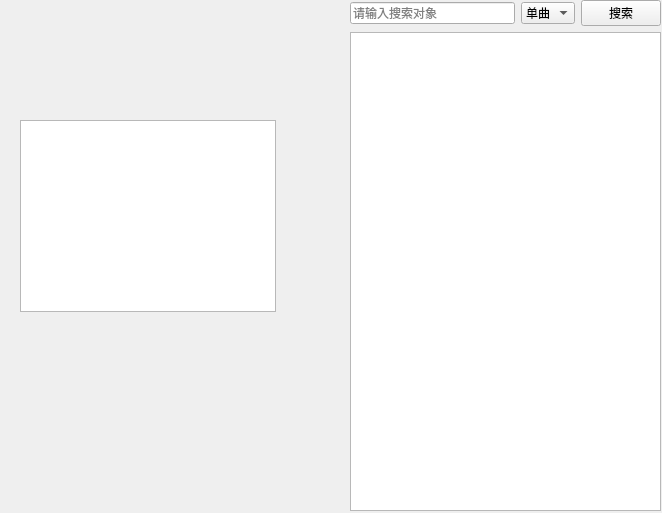
First picture: the form in GUI.ui, repository TheresaQAQ/musicSpider, before the edit.
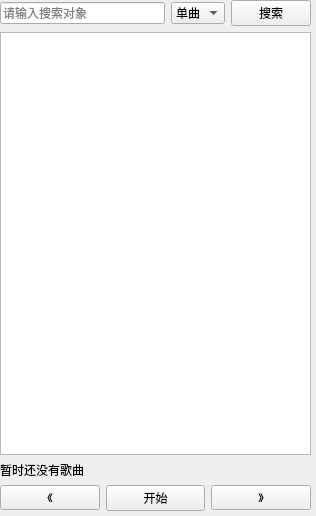
Second picture: the form after the edit.

```diff
--- a/GUI.ui
+++ b/GUI.ui
@@ -6,8 +6,8 @@
    <rect>
     <x>0</x>
     <y>0</y>
-    <width>662</width>
-    <height>513</height>
+    <width>316</width>
+    <height>516</height>
    </rect>
   </property>
   <property name="windowTitle">
@@ -16,7 +16,7 @@
   <widget class="QWidget" name="verticalLayoutWidget">
    <property name="geometry">
     <rect>
-     <x>350</x>
+     <x>0</x>
      <y>0</y>
      <width>311</width>
      <height>511</height>
@@ -66,18 +66,48 @@
     <item>
      <widget class="QListWidget" name="list"/>
     </item>
+    <item>
+     <layout class="QVBoxLayout" name="verticalLayout">
+      <item>
+       <layout class="QHBoxLayout" name="horizontalLayout_2">
+        <item>
+         <widget class="QLabel" name="label">
+          <property name="text">
+           <string>暂时还没有歌曲</string>
+          </property>
+         </widget>
+        </item>
+       </layout>
+      </item>
+      <item>
+       <layout class="QHBoxLayout" name="horizontalLayout">
+        <item>
+         <widget class="QPushButton" name="pushButton_3">
+          <property name="text">
+           <string>《</string>
+          </property>
+         </widget>
+        </item>
+        <item>
+         <widget class="QPushButton" name="start_button">
+          <property name="text">
+           <string>开始</string>
+          </property>
+         </widget>
+        </item>
+        <item>
+         <widget class="QPushButton" name="pushButton">
+          <property name="text">
+           <string>》</string>
+          </property>
+         </widget>
+        </item>
+       </layout>
+      </item>
+     </layout>
+    </item>
    </layout>
   </widget>
-  <widget class="QListView" name="listView">
-   <property name="geometry">
-    <rect>
-     <x>20</x>
-     <y>120</y>
-     <width>256</width>
-     <height>192</height>
-    </rect>
-   </property>
-  </widget>
  </widget>
  <resources/>
  <connections/>
```
